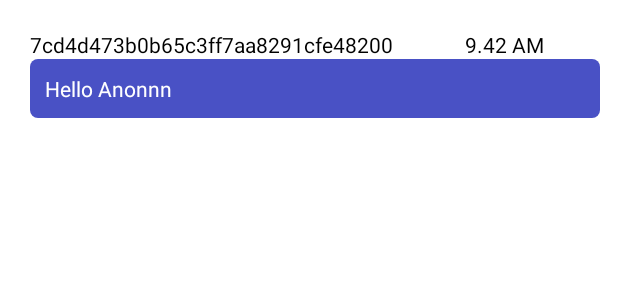
After one commit to refeed/FederatedMessagingAndroid, an Android app: the layout item_chat.xml on its own in the app's theme, with its tools: preview values and no code run, on a phone screen of 412 x 824 dp. The commit adds this screen. Shown: the top 300 px of the screen. Run offline under Robolectric (Android 15) with nearby library versions, the phone set to English and light mode, and no system bars.

Commit message:
add item chat page

```diff
--- /dev/null
+++ b/app/src/main/res/drawable/rounded_corner.xml
@@ -0,0 +1,10 @@
+<shape xmlns:android="http://schemas.android.com/apk/res/android">
+
+    <solid android:color="@color/blue" />
+
+    <corners
+        android:radius="5dp"/>
+<!--        android:topRightRadius="100dp"-->
+
+
+</shape>
--- /dev/null
+++ b/app/src/main/res/layout/activity_chat.xml
@@ -0,0 +1,20 @@
+<?xml version="1.0" encoding="utf-8"?>
+<androidx.constraintlayout.widget.ConstraintLayout xmlns:android="http://schemas.android.com/apk/res/android"
+    xmlns:app="http://schemas.android.com/apk/res-auto"
+    xmlns:tools="http://schemas.android.com/tools"
+    android:layout_width="match_parent"
+    android:layout_height="match_parent">
+
+    <EditText
+        android:id="@+id/inputChat"
+        android:layout_width="match_parent"
+        android:layout_height="75dp"
+        android:ems="10"
+        android:background="@color/nila"
+
+        android:inputType="textPersonName"
+        android:textAlignment="textStart"
+        app:layout_constraintBottom_toBottomOf="parent"
+        app:layout_constraintEnd_toEndOf="parent"
+        app:layout_constraintStart_toStartOf="parent" />
+</androidx.constraintlayout.widget.ConstraintLayout>
--- /dev/null
+++ b/app/src/main/res/layout/item_chat.xml
@@ -0,0 +1,54 @@
+<?xml version="1.0" encoding="utf-8"?>
+<LinearLayout xmlns:android="http://schemas.android.com/apk/res/android"
+    xmlns:app="http://schemas.android.com/apk/res-auto"
+    xmlns:tools="http://schemas.android.com/tools"
+    android:layout_width="match_parent"
+    android:layout_height="match_parent"
+    android:orientation="vertical">
+
+
+    <LinearLayout
+        android:id="@+id/horizontal_1"
+        android:layout_width="match_parent"
+        android:layout_height="wrap_content"
+        android:orientation="horizontal">
+
+        <TextView
+            android:id="@+id/keyChat"
+            android:layout_width="250dp"
+            android:layout_height="wrap_content"
+            android:layout_marginStart="20dp"
+            android:layout_marginTop="20dp"
+            android:layout_marginEnd="20dp"
+            android:text="7cd4d473b0b65c3ff7aa8291cfe48200"
+            android:textColor="@color/black"/>
+
+        <TextView
+            android:id="@+id/dateChat"
+            android:layout_width="wrap_content"
+            android:layout_height="wrap_content"
+            android:layout_marginStart="20dp"
+            android:layout_marginTop="20dp"
+            android:layout_marginEnd="20dp"
+            android:text="9.42 AM"
+            android:textColor="@color/black"/>
+
+    </LinearLayout>
+    <TextView
+        android:id="@+id/chat"
+        android:layout_width="380dp"
+        android:layout_height="wrap_content"
+        android:text="Hello Anonnn"
+        android:textColor="@color/white"
+        android:layout_marginStart="20dp"
+        android:layout_marginEnd="20dp"
+        android:background="@drawable/rounded_corner"
+        android:padding="10dp"
+
+        />
+
+
+
+
+
+</LinearLayout>
--- a/app/src/main/res/values/colors.xml
+++ b/app/src/main/res/values/colors.xml
@@ -7,4 +7,6 @@
     <color name="teal_700">#FF018786</color>
     <color name="black">#FF000000</color>
     <color name="white">#FFFFFFFF</color>
+    <color name="nila">#FFD7C8</color>
+    <color name="blue">#4951C5</color>
 </resources>
```
